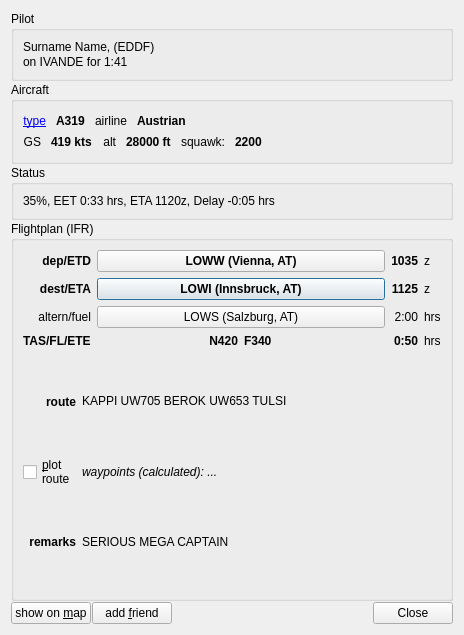
First picture: the form in src/PilotDetails.ui, repository qutescoop/qutescoop, before the edit.
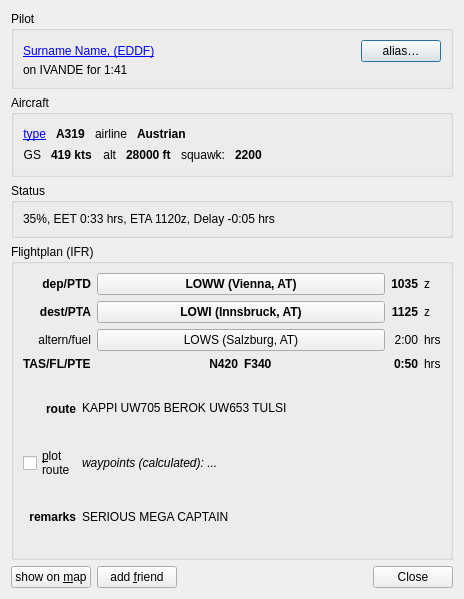
Second picture: the form after the edit. Icons and pictures are not drawn.

Commit message:
[FEATURE] style pilot and controller dialogs
This makes use of the default OS monospace font for frequency and
flightplan items like route and remarks.

```diff
--- a/src/PilotDetails.ui
+++ b/src/PilotDetails.ui
@@ -7,7 +7,7 @@
     <x>0</x>
     <y>0</y>
     <width>464</width>
-    <height>635</height>
+    <height>599</height>
    </rect>
   </property>
   <property name="windowTitle">
@@ -17,10 +17,7 @@
    <iconset resource="Resources.qrc">
     <normaloff>:/icons/qutescoop.png</normaloff>:/icons/qutescoop.png</iconset>
   </property>
-  <layout class="QVBoxLayout" name="verticalLayout">
-   <property name="spacing">
-    <number>1</number>
-   </property>
+  <layout class="QVBoxLayout" name="verticalLayout" stretch="0,0,0,1,0">
    <item>
     <widget class="QGroupBox" name="groupBox">
      <property name="title">
@@ -31,17 +28,31 @@
        <number>1</number>
       </property>
       <item>
-       <widget class="QLabel" name="lblPilotInfo">
-        <property name="text">
-         <string>Surname Name, (EDDF)</string>
-        </property>
-        <property name="alignment">
-         <set>Qt::AlignLeading|Qt::AlignLeft|Qt::AlignTop</set>
-        </property>
-        <property name="openExternalLinks">
-         <bool>true</bool>
-        </property>
-       </widget>
+       <layout class="QHBoxLayout" name="horizontalLayout_7" stretch="1,0">
+        <item>
+         <widget class="QLabel" name="lblPilotInfo">
+          <property name="toolTip">
+           <string>Link opens the VATSIM Statistics Center</string>
+          </property>
+          <property name="text">
+           <string>&lt;a href=&quot;https://&quot;&gt;Surname Name, (EDDF)&lt;/a&gt;</string>
+          </property>
+          <property name="openExternalLinks">
+           <bool>true</bool>
+          </property>
+         </widget>
+        </item>
+        <item>
+         <widget class="QPushButton" name="pbAlias">
+          <property name="toolTip">
+           <string>Add or edit an alias for this VATSIM member</string>
+          </property>
+          <property name="text">
+           <string>alias…</string>
+          </property>
+         </widget>
+        </item>
+       </layout>
       </item>
       <item>
        <widget class="QLabel" name="lblConnected">
@@ -292,7 +303,7 @@
            <string>departure aerodrome / &lt;b&gt;e&lt;/b&gt;stimated &lt;b&gt;t&lt;/b&gt;ime of &lt;b&gt;d&lt;/b&gt;eparture</string>
           </property>
           <property name="text">
-           <string>dep/ETD</string>
+           <string>dep/PTD</string>
           </property>
           <property name="alignment">
            <set>Qt::AlignRight|Qt::AlignTrailing|Qt::AlignVCenter</set>
@@ -311,7 +322,7 @@
            <string>destination aerodrome / &lt;b&gt;e&lt;/b&gt;stimated &lt;b&gt;t&lt;/b&gt;ime of &lt;b&gt;a&lt;/b&gt;rrival (flightplan)</string>
           </property>
           <property name="text">
-           <string>dest/ETA</string>
+           <string>dest/PTA</string>
           </property>
           <property name="alignment">
            <set>Qt::AlignRight|Qt::AlignTrailing|Qt::AlignVCenter</set>
@@ -413,7 +424,7 @@
            <string>filed &lt;b&gt;t&lt;/b&gt;rue &lt;b&gt;a&lt;/b&gt;ir&lt;b&gt;s&lt;/b&gt;peed / cruise level / &lt;b&gt;e&lt;/b&gt;stimated &lt;b&gt;t&lt;/b&gt;ime &lt;b&gt;e&lt;/b&gt;nroute</string>
           </property>
           <property name="text">
-           <string>TAS/FL/ETE</string>
+           <string>TAS/FL/PTE</string>
           </property>
          </widget>
         </item>
```
Left out of the diff: 22 changed lines with no effect on the pictures. The commit also changes 3 other files.
